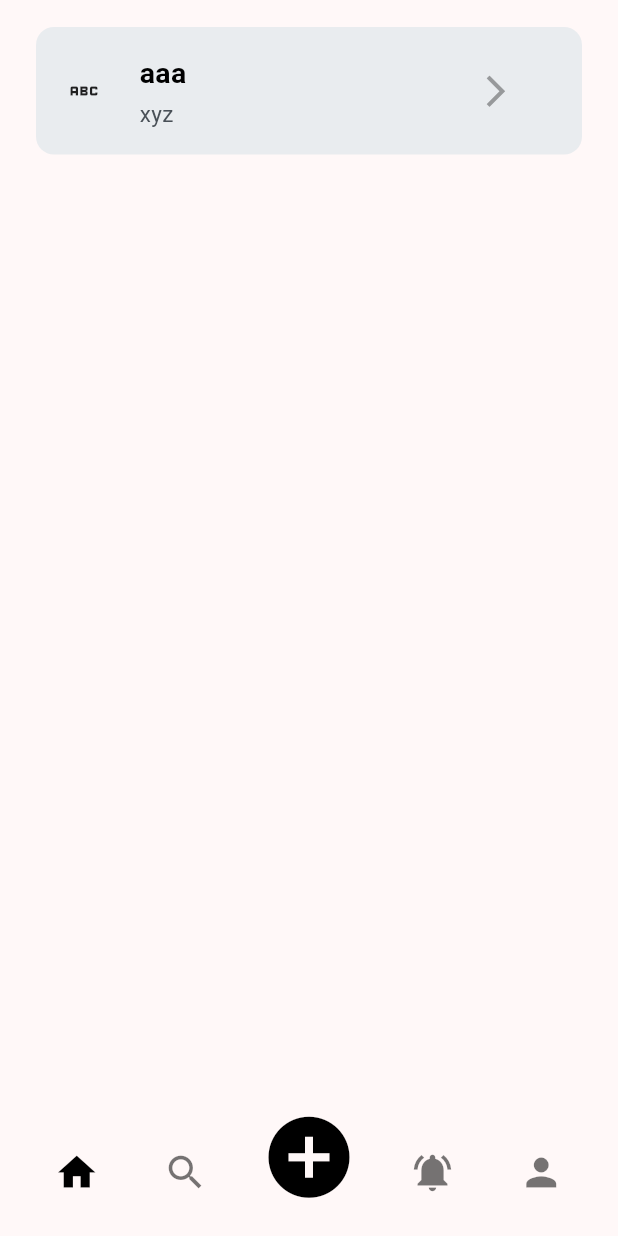
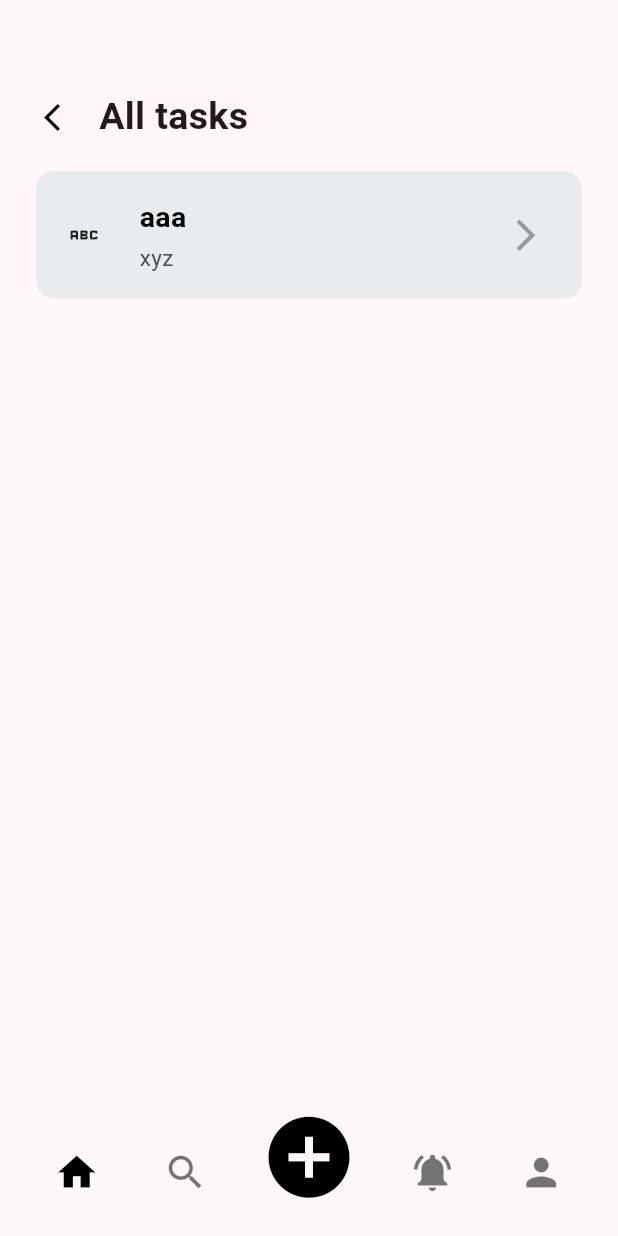
Before and after one commit to giahuy200202/Todo, a Flutter app: the screen it shows after launch, after a tap on "All tasks", on a phone screen of 412 x 824 dp. Run offline on Flutter 3.47's test engine with Material 3 defaults, Android fonts, the phone set to English and light mode, and no system bars; our stand-ins replace flutter_riverpod.

Commit message:
handle icon button with state

```diff
--- a/lib/screens/home.dart
+++ b/lib/screens/home.dart
@@ -3,7 +3,7 @@ import 'package:todo/providers/options_provider.dart';
 import 'package:todo/widgets/home_widget.dart';
 import 'package:todo/widgets/progress_widget.dart';
 import 'package:todo/widgets/category_widget.dart';
-import 'package:todo/widgets/task_widget.dart';
+import 'package:todo/screens/task.dart';
 import 'package:flutter_riverpod/flutter_riverpod.dart';
 import 'package:todo/providers/tasks_provider.dart';
 
@@ -17,6 +17,6 @@ class HomeScreen extends ConsumerWidget {
     final options = ref.watch(optionsProvider);
     return options[Option.categoryOption] == ''
         ? const HomeWidget()
-        : const TaskWidget();
+        : TaskScreen(option: options[Option.categoryOption]!);
   }
 }
--- /dev/null
+++ b/lib/screens/task.dart
@@ -0,0 +1,136 @@
+import 'package:flutter/material.dart';
+import 'package:flutter_riverpod/flutter_riverpod.dart';
+import 'package:todo/providers/tasks_provider.dart';
+import 'package:todo/providers/options_provider.dart';
+
+class TaskScreen extends ConsumerWidget {
+  const TaskScreen({
+    super.key,
+    required this.option,
+  });
+
+  final String option;
+  @override
+  Widget build(BuildContext context, WidgetRef ref) {
+    String titleScreen = '$option tasks';
+    return Scaffold(
+      body: Padding(
+        padding: const EdgeInsets.only(left: 24, right: 24),
+        child: Column(
+          mainAxisSize: MainAxisSize.min,
+          children: [
+            const SizedBox(height: 40),
+            Row(
+              children: [
+                Padding(
+                  padding: const EdgeInsets.only(top: 20),
+                  child: Row(
+                    children: [
+                      InkWell(
+                        onTap: () {
+                          final wasChanged = ref
+                              .read(optionsProvider.notifier)
+                              .setCategoryOption('');
+                        },
+                        child: const Icon(
+                          Icons.arrow_back_ios_sharp,
+                          size: 22,
+                          color: Colors.black,
+                        ),
+                      ),
+                      const SizedBox(width: 20),
+                      Align(
+                        alignment: Alignment.topLeft,
+                        child: Text(
+                          titleScreen,
+                          style: const TextStyle(
+                            fontWeight: FontWeight.bold,
+                            fontSize: 25,
+                          ),
+                        ),
+                      ),
+                    ],
+                  ),
+                ),
+              ],
+            ),
+            Container(
+              margin: const EdgeInsets.only(top: 18),
+              decoration: const BoxDecoration(
+                borderRadius: BorderRadius.all(Radius.circular(12)),
+                color: Color.fromARGB(255, 233, 236, 239),
+              ),
+              child: Material(
+                color: Colors.transparent,
+                child: InkWell(
+                  onTap: () {
+                    final a = DateTime(2024, 2, 9);
+                    final b = DateTime(2024, 2, 10);
+                    print(a.compareTo(b));
+                  },
+                  customBorder: RoundedRectangleBorder(
+                    borderRadius: BorderRadius.circular(12),
+                  ),
+                  child: Container(
+                    width: MediaQuery.of(context).size.width,
+                    height: 85,
+                    padding: const EdgeInsets.only(left: 20),
+                    child: Row(
+                      children: [
+                        const Icon(Icons.abc),
+                        const SizedBox(width: 25),
+                        SizedBox(
+                          width: 270,
+                          child: Row(
+                            children: [
+                              Column(
+                                mainAxisAlignment: MainAxisAlignment
+                                    .center, //Center Column contents vertically,
+                                crossAxisAlignment: CrossAxisAlignment
+                                    .start, //Center Column contents horizontally,
+                                children: [
+                                  const Align(
+                                    alignment: Alignment.topLeft,
+                                    child: Text(
+                                      'aaa',
+                                      style: TextStyle(
+                                        color: Colors.black,
+                                        fontSize: 19,
+                                        fontWeight: FontWeight.w600,
+                                      ),
+                                    ),
+                                  ),
+                                  const SizedBox(height: 3),
+                                  Align(
+                                    alignment: Alignment.topLeft,
+                                    child: Text(
+                                      'xyz',
+                                      style: const TextStyle(
+                                        color: Color.fromARGB(255, 73, 80, 87),
+                                        fontSize: 15,
+                                      ),
+                                    ),
+                                  ),
+                                ],
+                              ),
+                              const Spacer(),
+                              const Icon(
+                                Icons.arrow_forward_ios_sharp,
+                                size: 25,
+                                color: Color.fromARGB(255, 151, 153, 155),
+                              ),
+                            ],
+                          ),
+                        ),
+                      ],
+                    ),
+                  ),
+                ),
+              ),
+            )
+          ],
+        ),
+      ),
+    );
+  }
+}
--- a/lib/widgets/category_widget.dart
+++ b/lib/widgets/category_widget.dart
@@ -1,5 +1,5 @@
 import 'package:flutter/material.dart';
-import 'package:todo/widgets/task_widget.dart';
+import 'package:todo/screens/task.dart';
 import 'package:flutter_riverpod/flutter_riverpod.dart';
 import 'package:todo/providers/tasks_provider.dart';
 import 'package:todo/providers/options_provider.dart';
--- a/lib/widgets/home_widget.dart
+++ b/lib/widgets/home_widget.dart
@@ -2,7 +2,7 @@ import 'package:flutter/material.dart';
 import 'package:todo/providers/options_provider.dart';
 import 'package:todo/widgets/progress_widget.dart';
 import 'package:todo/widgets/category_widget.dart';
-import 'package:todo/widgets/task_widget.dart';
+import 'package:todo/screens/task.dart';
 import 'package:flutter_riverpod/flutter_riverpod.dart';
 import 'package:todo/providers/tasks_provider.dart';
 
@@ -27,7 +27,7 @@ class HomeWidget extends ConsumerWidget {
         child: Column(
           mainAxisSize: MainAxisSize.min,
           children: [
-            const SizedBox(height: 35),
+            const SizedBox(height: 40),
             const Align(
               alignment: Alignment.topLeft,
               child: Padding(
--- a/lib/widgets/task_widget.dart
+++ b/lib/widgets/task_widget.dart
@@ -1,5 +1,5 @@
 import 'package:flutter/material.dart';
-import 'package:todo/widgets/task_widget.dart';
+import 'package:todo/screens/task.dart';
 import 'package:flutter_riverpod/flutter_riverpod.dart';
 import 'package:todo/providers/tasks_provider.dart';
 import 'package:todo/providers/options_provider.dart';
@@ -7,13 +7,18 @@ import 'package:todo/providers/options_provider.dart';
 class TaskWidget extends ConsumerWidget {
   const TaskWidget({
     super.key,
+    required this.title,
+    required this.icon,
+    required this.numOfTasks,
   });
+
+  final String title;
+  final Icon icon;
+  final String numOfTasks;
 
   @override
   Widget build(BuildContext context, WidgetRef ref) {
-    return Padding(
-      padding: const EdgeInsets.only(left: 24, right: 24),
-      child: Container(
+    return Container(
       margin: const EdgeInsets.only(top: 18),
       decoration: const BoxDecoration(
         borderRadius: BorderRadius.all(Radius.circular(12)),
@@ -23,9 +28,9 @@ class TaskWidget extends ConsumerWidget {
         color: Colors.transparent,
         child: InkWell(
           onTap: () {
-              final a = DateTime(2024, 2, 9);
-              final b = DateTime(2024, 2, 10);
-              print(a.compareTo(b));
+            final wasChanged = ref
+                .read(optionsProvider.notifier)
+                .setCategoryOption(title.split(' ')[0]);
           },
           customBorder: RoundedRectangleBorder(
             borderRadius: BorderRadius.circular(12),
@@ -36,7 +41,7 @@ class TaskWidget extends ConsumerWidget {
             padding: const EdgeInsets.only(left: 20),
             child: Row(
               children: [
-                  const Icon(Icons.abc),
+                icon,
                 const SizedBox(width: 25),
                 SizedBox(
                   width: 250,
@@ -48,11 +53,11 @@ class TaskWidget extends ConsumerWidget {
                         crossAxisAlignment: CrossAxisAlignment
                             .start, //Center Column contents horizontally,
                         children: [
-                            const Align(
+                          Align(
                             alignment: Alignment.topLeft,
                             child: Text(
-                                'aaa',
-                                style: TextStyle(
+                              title,
+                              style: const TextStyle(
                                 color: Colors.black,
                                 fontSize: 19,
                                 fontWeight: FontWeight.w600,
@@ -63,7 +68,7 @@ class TaskWidget extends ConsumerWidget {
                           Align(
                             alignment: Alignment.topLeft,
                             child: Text(
-                                'xyz',
+                              numOfTasks,
                               style: const TextStyle(
                                 color: Color.fromARGB(255, 73, 80, 87),
                                 fontSize: 15,
@@ -86,7 +91,6 @@ class TaskWidget extends ConsumerWidget {
           ),
         ),
       ),
-      ),
     );
   }
 }
```
Lines whose indentation alone changed are shown as unchanged.
